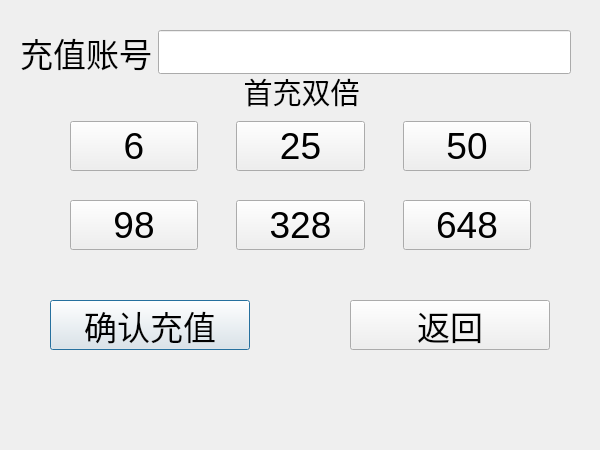
Above: ui/TopUp.ui from YeshengSu/MapleStroyStarter before the change. Below: the same form after it.
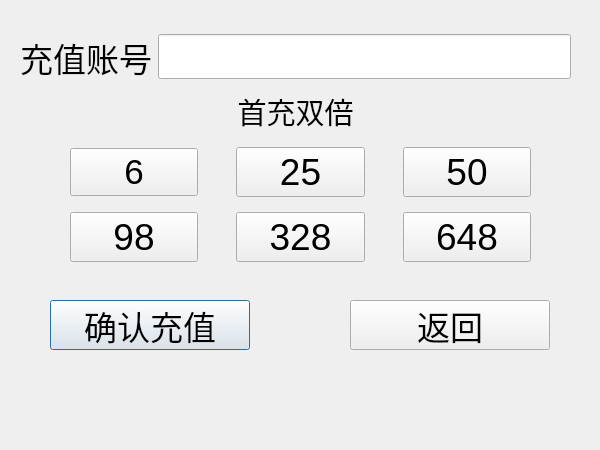
That is the form after the change.

Diff of the .ui file:
```diff
--- a/ui/TopUp.ui
+++ b/ui/TopUp.ui
@@ -67,8 +67,8 @@
   <widget class="QLabel" name="Tipslabel">
    <property name="geometry">
     <rect>
-     <x>216</x>
-     <y>60</y>
+     <x>210</x>
+     <y>80</y>
      <width>171</width>
      <height>63</height>
     </rect>
@@ -85,13 +85,13 @@
     <set>Qt::AlignCenter</set>
    </property>
   </widget>
-  <widget class="QWidget" name="">
+  <widget class="QWidget" name="layoutWidget">
    <property name="geometry">
     <rect>
      <x>20</x>
      <y>30</y>
      <width>551</width>
-     <height>44</height>
+     <height>54</height>
     </rect>
    </property>
    <layout class="QHBoxLayout" name="horizontalLayout">
@@ -118,13 +118,13 @@
     </item>
    </layout>
   </widget>
-  <widget class="QWidget" name="">
+  <widget class="QWidget" name="layoutWidget">
    <property name="geometry">
     <rect>
      <x>70</x>
-     <y>100</y>
+     <y>140</y>
      <width>461</width>
-     <height>171</height>
+     <height>131</height>
     </rect>
    </property>
    <layout class="QGridLayout" name="gridLayout">
@@ -192,7 +192,7 @@
      <widget class="QPushButton" name="Top6Button">
       <property name="font">
        <font>
-        <pointsize>28</pointsize>
+        <pointsize>26</pointsize>
        </font>
       </property>
       <property name="text">
```
